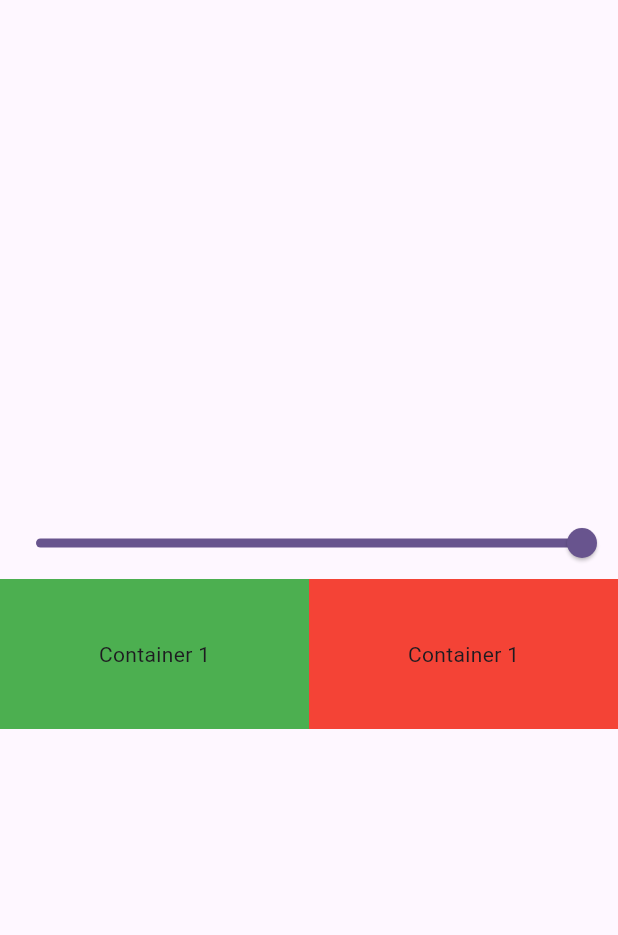
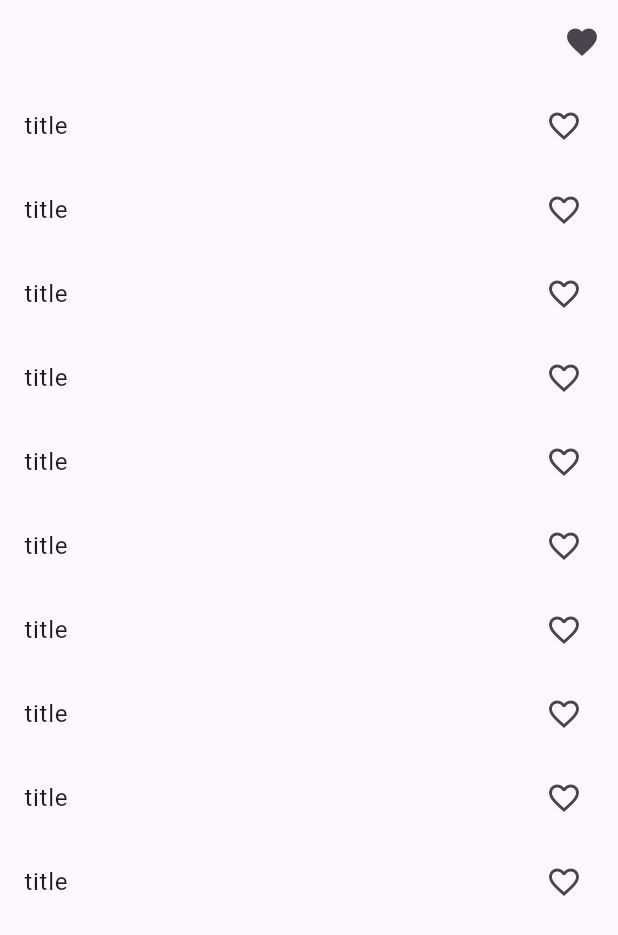
Before and after one commit to javed-khan-developer/flutter_provider_package, a Flutter app: the screen it shows after launch, on a phone screen of 412 x 824 dp. Shown: the top 935 px of the screen. Run offline on Flutter 3.47's test engine with Material 2 defaults, Android fonts, the phone set to English and light mode, and no system bars.

Commit message:
favourite item provider

```diff
--- a/lib/main.dart
+++ b/lib/main.dart
@@ -1,9 +1,10 @@
 import 'package:flutter/material.dart';
-import 'package:flutter_provider_package/provider/example_one_provider.dart';
-import 'package:flutter_provider_package/screens/example_one.dart';
+import 'package:flutter_provider_package/provider/favorite_provider.dart';
 import 'package:provider/provider.dart';
 
 import 'provider/count_provider.dart';
+import 'provider/example_one_provider.dart';
+import 'screens/favorite/favourite.dart';
 
 void main() {
   runApp(const MyApp());
@@ -18,14 +19,16 @@ class MyApp extends StatelessWidget {
       providers: [
         ChangeNotifierProvider(create: (_) => CounterProvider()),
         ChangeNotifierProvider(create: (_) => ExampleOneProvider()),
+        ChangeNotifierProvider(create: (_) => FavouriteProvider()),
       ],
       child: MaterialApp(
         title: 'Flutter Demo',
+        debugShowCheckedModeBanner: false,
         theme: ThemeData(
           colorScheme: ColorScheme.fromSeed(seedColor: Colors.deepPurple),
           useMaterial3: true,
         ),
-        home: const ExampleOne(),
+        home: const Favorite(),
       ),
     );
   }
--- /dev/null
+++ b/lib/provider/favorite_provider.dart
@@ -0,0 +1,16 @@
+import 'package:flutter/material.dart';
+
+class FavouriteProvider with ChangeNotifier {
+  List<int> _items = [];
+  List<int> get items => _items;
+  void addItems(int val) {
+    _items.add(val);
+    notifyListeners();
+  }
+
+  void removeItems(int val) {
+    _items.remove(val);
+    notifyListeners();
+    notifyListeners();
+  }
+}
--- a/lib/screens/example_one.dart
+++ b/lib/screens/example_one.dart
@@ -12,7 +12,6 @@ class ExampleOne extends StatefulWidget {
 class _ExampleOneState extends State<ExampleOne> {
   @override
   Widget build(BuildContext context) {
-    final provider = Provider.of<ExampleOneProvider>(context, listen: false);
     print('build');
     return Scaffold(
       body: Column(
--- /dev/null
+++ b/lib/screens/favorite/favourite.dart
@@ -0,0 +1,57 @@
+import 'package:flutter/material.dart';
+import 'package:flutter_provider_package/provider/favorite_provider.dart';
+import 'package:flutter_provider_package/screens/favorite/my_favourite.dart';
+import 'package:provider/provider.dart';
+
+class Favorite extends StatefulWidget {
+  const Favorite({super.key});
+
+  @override
+  State<Favorite> createState() => _FavoriteState();
+}
+
+class _FavoriteState extends State<Favorite> {
+  @override
+  Widget build(BuildContext context) {
+    print('build');
+    return Scaffold(
+      appBar: AppBar(
+        actions: [
+          IconButton(
+              onPressed: () {
+                Navigator.push(
+                    context,
+                    MaterialPageRoute(
+                      builder: (context) => MyFavorite(),
+                    ));
+              },
+              icon: Icon(Icons.favorite))
+        ],
+      ),
+      body: ListView.builder(
+        itemCount: 10,
+        itemBuilder: (context, index) {
+          return Consumer<FavouriteProvider>(
+            builder: (context, value, child) {
+              return ListTile(
+                onTap: () {
+                  if (!value.items.contains(index)) {
+                    value.addItems(index);
+                  } else {
+                    value.removeItems(index);
+                  }
+                },
+                title: const Text('title'),
+                trailing: Icon(
+                  value.items.contains(index)
+                      ? Icons.favorite
+                      : Icons.favorite_outline,
+                ),
+              );
+            },
+          );
+        },
+      ),
+    );
+  }
+}
```
Also changed, not shown: lib/screens/favorite/my_favourite.dart (added, +40 -0 lines).
